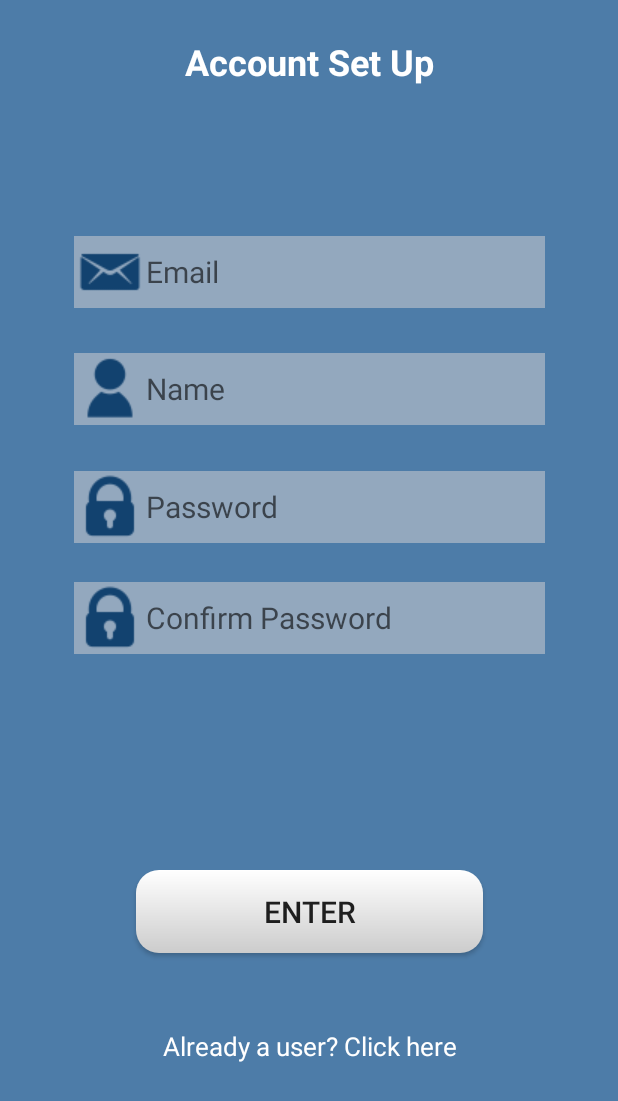
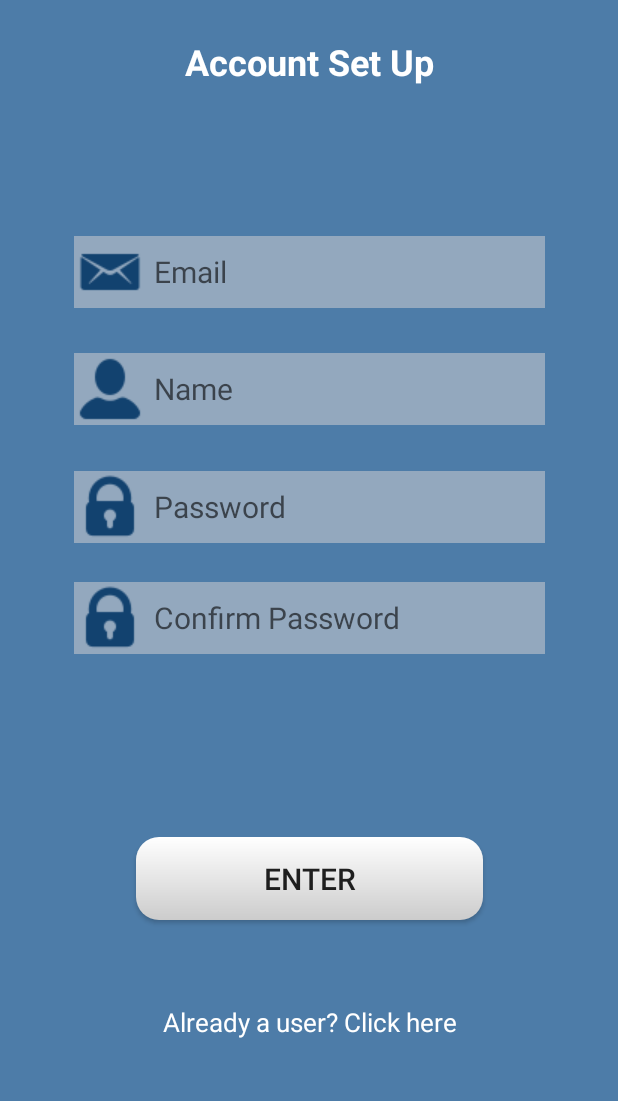
Before and after one commit to TaahaKamal5/HMU, an Android app: the Registration screen opened directly, with no data from a screen before it, on a phone screen of 412 x 824 dp. Shown: the top 1101 px of the screen. Run offline under Robolectric (Android 15) with nearby library versions, the phone set to English and light mode, and no system bars.

Commit message:
Email link

```diff
--- a/HMU/app/src/main/AndroidManifest.xml
+++ b/HMU/app/src/main/AndroidManifest.xml
@@ -16,7 +16,8 @@
                 <category android:name="android.intent.category.LAUNCHER" />
             </intent-filter>
         </activity>
-        <activity android:name=".Registration"></activity>
+        <activity android:name=".Registration" />
+        <activity android:name=".Email"></activity>
     </application>
 
 </manifest>
--- a/HMU/app/src/main/java/com/something/ihfaz/hmu/Registration.java
+++ b/HMU/app/src/main/java/com/something/ihfaz/hmu/Registration.java
@@ -2,12 +2,29 @@ package com.something.ihfaz.hmu;
 
 import android.support.v7.app.AppCompatActivity;
 import android.os.Bundle;
+import android.widget.Button;
+import android.widget.EditText;
+import android.widget.TextView;
 
 public class Registration extends AppCompatActivity {
+
+    EditText email;
+    EditText name;
+    EditText pass;
+    EditText pass2;
+    Button enter;
+    TextView user;
 
     @Override
     protected void onCreate(Bundle savedInstanceState) {
         super.onCreate(savedInstanceState);
         setContentView(R.layout.activity_registration);
+
+        email = (EditText) findViewById(R.id.etrEmail);
+        name = (EditText) findViewById(R.id.etrName);
+        pass = (EditText) findViewById(R.id.etrPass);
+        pass2 = (EditText) findViewById(R.id.etrPass2);
+        enter = (Button) findViewById(R.id.bEnter);
+        user = (TextView) findViewById(R.id.tvUser);
     }
 }
--- a/HMU/app/src/main/res/layout/activity_registration.xml
+++ b/HMU/app/src/main/res/layout/activity_registration.xml
@@ -8,7 +8,7 @@
     tools:context=".Registration">
 
     <EditText
-        android:id="@+id/etEmail"
+        android:id="@+id/etrEmail"
         android:layout_width="314dp"
         android:layout_height="48dp"
         android:layout_marginStart="8dp"
@@ -19,19 +19,21 @@
         android:layout_marginBottom="8dp"
         android:background="@color/colorPrimaryLight"
         android:drawableLeft="@drawable/email_icon"
-        android:drawableTint="@color/colorPrimaryDark"
+        android:drawablePadding="5dp"
         android:ems="10"
-        android:hint="Email"
+        android:hint="@string/email"
         android:inputType="textEmailAddress"
         android:textSize="20sp"
         app:layout_constraintBottom_toBottomOf="parent"
         app:layout_constraintEnd_toEndOf="parent"
         app:layout_constraintStart_toStartOf="parent"
         app:layout_constraintTop_toTopOf="parent"
-        app:layout_constraintVertical_bias="0.058" />
+        app:layout_constraintVertical_bias="0.058"
+        android:autofillHints=""
+        android:drawableStart="@drawable/email_icon" />
 
     <EditText
-        android:id="@+id/etName"
+        android:id="@+id/etrName"
         android:layout_width="314dp"
         android:layout_height="48dp"
         android:layout_marginStart="8dp"
@@ -42,19 +44,21 @@
         android:layout_marginBottom="8dp"
         android:background="@color/colorPrimaryLight"
         android:drawableLeft="@drawable/name_icon"
-        android:drawableTint="@color/colorPrimaryDark"
+        android:drawablePadding="5dp"
         android:ems="10"
-        android:hint="Name"
+        android:hint="@string/name"
         android:inputType="textPersonName"
         android:textSize="20sp"
         app:layout_constraintBottom_toBottomOf="parent"
         app:layout_constraintEnd_toEndOf="parent"
         app:layout_constraintStart_toStartOf="parent"
-        app:layout_constraintTop_toBottomOf="@+id/etEmail"
-        app:layout_constraintVertical_bias="0.04000002" />
+        app:layout_constraintTop_toBottomOf="@+id/etrEmail"
+        app:layout_constraintVertical_bias="0.04000002"
+        android:autofillHints=""
+        android:drawableStart="@drawable/name_icon" />
 
     <EditText
-        android:id="@+id/etPass"
+        android:id="@+id/etrPass"
         android:layout_width="314dp"
         android:layout_height="48dp"
         android:layout_marginStart="8dp"
@@ -65,19 +69,21 @@
         android:layout_marginBottom="8dp"
         android:background="@color/colorPrimaryLight"
         android:drawableLeft="@drawable/pass_icon"
-        android:drawableTint="@color/colorPrimaryDark"
+        android:drawablePadding="5dp"
         android:ems="10"
-        android:hint="Password"
+        android:hint="@string/pass"
         android:inputType="textPassword"
         android:textSize="20sp"
         app:layout_constraintBottom_toBottomOf="parent"
         app:layout_constraintEnd_toEndOf="parent"
         app:layout_constraintStart_toStartOf="parent"
-        app:layout_constraintTop_toBottomOf="@+id/etName"
-        app:layout_constraintVertical_bias="0.048" />
+        app:layout_constraintTop_toBottomOf="@+id/etrName"
+        app:layout_constraintVertical_bias="0.048"
+        android:autofillHints=""
+        android:drawableStart="@drawable/pass_icon" />
 
     <EditText
-        android:id="@+id/etPass2"
+        android:id="@+id/etrPass2"
         android:layout_width="314dp"
         android:layout_height="48dp"
         android:layout_marginStart="8dp"
@@ -88,17 +94,19 @@
         android:layout_marginBottom="8dp"
         android:background="@color/colorPrimaryLight"
         android:drawableLeft="@drawable/pass_icon"
-        android:drawableTint="@color/colorPrimaryDark"
+        android:drawablePadding="5dp"
         android:ems="10"
-        android:hint="Confirm Password"
+        android:hint="@string/pass2"
         android:inputType="textPassword"
         android:textSize="20sp"
         app:layout_constraintBottom_toBottomOf="parent"
         app:layout_constraintEnd_toEndOf="parent"
         app:layout_constraintHorizontal_bias="0.503"
         app:layout_constraintStart_toStartOf="parent"
-        app:layout_constraintTop_toBottomOf="@+id/etPass"
-        app:layout_constraintVertical_bias="0.045" />
+        app:layout_constraintTop_toBottomOf="@+id/etrPass"
+        app:layout_constraintVertical_bias="0.045"
+        android:autofillHints=""
+        android:drawableStart="@drawable/pass_icon" />
 
     <Button
         android:id="@+id/bEnter"
@@ -111,14 +119,14 @@
         android:layout_marginRight="8dp"
         android:layout_marginBottom="8dp"
         android:background="@drawable/button_properties"
-        android:text="Enter"
+        android:text="@string/enter"
         android:textSize="20sp"
         app:layout_constraintBottom_toBottomOf="parent"
         app:layout_constraintEnd_toEndOf="parent"
         app:layout_constraintHorizontal_bias="0.503"
         app:layout_constraintStart_toStartOf="parent"
-        app:layout_constraintTop_toBottomOf="@+id/etPass2"
-        app:layout_constraintVertical_bias="0.43" />
+        app:layout_constraintTop_toBottomOf="@+id/etrPass2"
+        app:layout_constraintVertical_bias="0.361" />
 
     <TextView
         android:id="@+id/tvUser"
@@ -131,7 +139,7 @@
         android:layout_marginRight="8dp"
         android:layout_marginBottom="8dp"
         android:gravity="center"
-        android:text="Already a user? Click here"
+        android:text="@string/userText"
         android:textColor="#ffff"
         android:textSize="17sp"
         app:layout_constraintBottom_toBottomOf="parent"
@@ -151,7 +159,7 @@
         android:layout_marginRight="8dp"
         android:layout_marginBottom="8dp"
         android:gravity="center"
-        android:text="Account Set Up"
+        android:text="@string/setupText"
         android:textColor="#ffff"
         android:textSize="24sp"
         android:textStyle="bold"
--- a/HMU/app/src/main/res/values/strings.xml
+++ b/HMU/app/src/main/res/values/strings.xml
@@ -1,3 +1,18 @@
 <resources>
     <string name="app_name">HMU</string>
+    <!-- Login Page texts -->
+    <string name="email">Email</string>
+    <string name="pass">Password</string>
+    <string name="login">Login</string>
+    <string name="regText">Not registered yet? Register here Forgot your password?</string>
+    <string name="logo">HMU</string>
+
+    <!-- Registration Page texts -->
+    <string name="name">Name</string>
+    <string name="pass2">Confirm Password</string>
+    <string name="enter">Enter</string>
+    <string name="userText">Already a user? Click here</string>
+    <string name="setupText">Account Set Up</string>
+    <string name="instruction">Enter your UTD .edu email address. We will send you a link to get your account set up.</string>
+
 </resources>
```
Also changed, not shown: HMU/app/src/main/java/com/something/ihfaz/hmu/Email.java (added, +13 -0 lines), HMU/app/src/main/java/com/something/ihfaz/hmu/Login.java (+15 -0 lines), HMU/app/src/main/res/layout/activity_email.xml (added, +94 -0 lines), HMU/app/src/main/res/layout/activity_login.xml (+15 -11 lines), HMU/app/src/main/res/drawable/email_icon.png, HMU/app/src/main/res/drawable/email_icon_large.png (added), HMU/app/src/main/res/drawable/name_icon.png, HMU/app/src/main/res/drawable/pass_icon.png.
